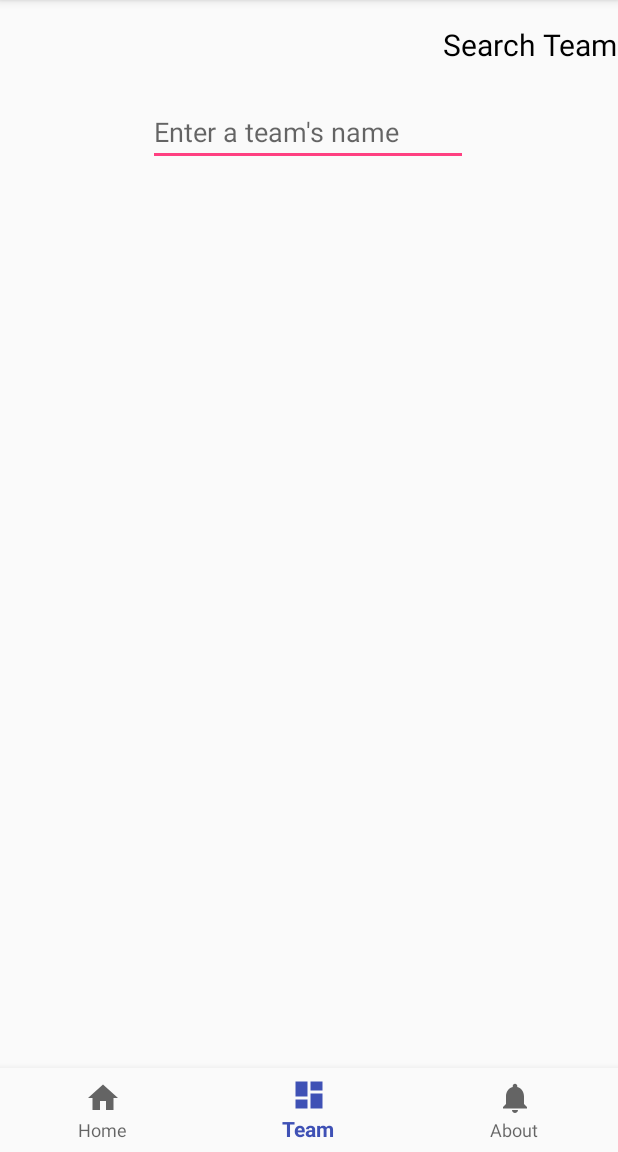
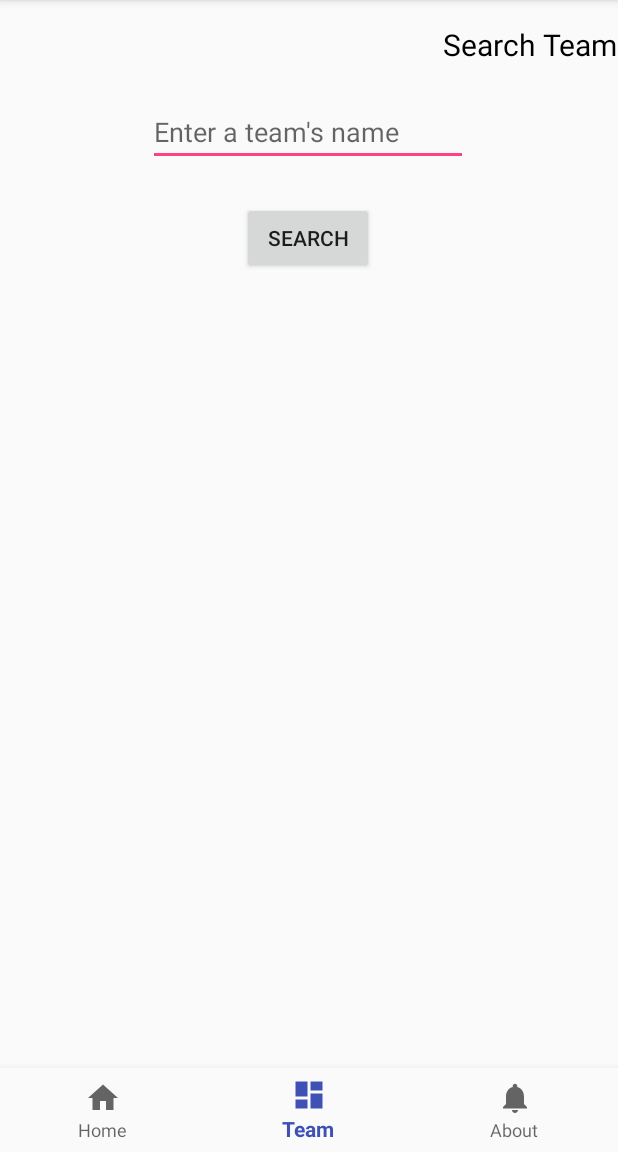
Before and after one commit to QiyuanXu6/FIFA-18-Assistant-android-app, an Android app: the screen it shows after launch (Main2Activity), item 2 of the bottom bar chosen, on a phone screen of 412 x 824 dp, the part 84-1236 px from its top. Run offline under Robolectric (Android 15) with nearby library versions, the phone set to English and light mode, and no system bars; our stand-ins replace Picasso; pictures from the network do not load.

Commit message:
minor changes

```diff
--- a/app/src/main/java/com/example/lizhao/myfirstapplication/Main2Activity.java
+++ b/app/src/main/java/com/example/lizhao/myfirstapplication/Main2Activity.java
@@ -15,6 +15,7 @@ import android.view.View;
 import android.widget.AdapterView;
 import android.widget.AdapterView.OnItemSelectedListener;
 import android.widget.ArrayAdapter;
+import android.widget.Button;
 import android.widget.EditText;
 
 import android.widget.ImageView;
@@ -68,6 +69,7 @@ public class Main2Activity extends AppCompatActivity implements OnItemSelectedLi
     private ImageView flag;
     private ImageView clublogo;
     private ListView listView;
+    private Button button;
 
     private PlayerData playerData;
     private TeamData teamData;
@@ -82,6 +84,7 @@ public class Main2Activity extends AppCompatActivity implements OnItemSelectedLi
                  *  When pressing home
                  */
                 case R.id.navigation_home:
+                    mTextMessage.setText(R.string.title_home);
                     teamInsert.setVisibility(View.INVISIBLE);
                     tvMainSelectedCate.setVisibility(View.VISIBLE);
                     tv2.setVisibility(View.VISIBLE);
@@ -92,7 +95,7 @@ public class Main2Activity extends AppCompatActivity implements OnItemSelectedLi
                     tou.setVisibility(View.VISIBLE);
                     flag.setVisibility(View.VISIBLE);
                     clublogo.setVisibility(View.VISIBLE);
-                    mTextMessage.setText(R.string.title_home);
+                    button.setVisibility(View.INVISIBLE);
                     playerSpinner.setVisibility(View.VISIBLE);
                     int currentPos = playerSpinner.getSelectedItemPosition();
                     tvMainSelectedCate.setText("Name: "
@@ -115,11 +118,10 @@ public class Main2Activity extends AppCompatActivity implements OnItemSelectedLi
                      *  When pressing team
                      */
                     case R.id.navigation_dashboard:
-                        //Intent intent = new Intent(Main2Activity.this, DisplayMessageActivity.class);
-                        //intent.putStringArrayListExtra("namelist", teamData.getNameList());
-                        //startActivity(intent);
+
                         mTextMessage.setText("Search Team");
                         teamInsert.setVisibility(View.VISIBLE);
+                        button.setVisibility(View.VISIBLE);
                         playerSpinner.setVisibility(View.INVISIBLE);
                         tvMainSelectedCate.setVisibility(View.INVISIBLE);
                         tv2.setVisibility(View.INVISIBLE);
@@ -148,6 +150,7 @@ public class Main2Activity extends AppCompatActivity implements OnItemSelectedLi
                         clublogo.setVisibility(View.VISIBLE);
                         mTextMessage.setText("About Us");
                         playerSpinner.setVisibility(View.INVISIBLE);
+                        button.setVisibility(View.INVISIBLE);
                         tvMainSelectedCate.setText("Zhao Li");
                         tv2.setText("Qiyuan Xu");
                         tv3.setText("Hai Cao");
@@ -186,10 +189,9 @@ public class Main2Activity extends AppCompatActivity implements OnItemSelectedLi
         flag = (ImageView) findViewById(R.id.flag);
         clublogo = (ImageView) findViewById(R.id.clublogo);
         teamInsert = (EditText) findViewById(R.id.teamInsert);
+        button = (Button) findViewById(R.id.button);
 
-        /*listView = new ListView(this);
-        listView.setAdapter(new ArrayAdapter<String>(this, android.R.layout.simple_expandable_list_item_1,playerData.getNameList()));
-        setContentView(listView);*/
+
 
         List<String[]> list = new ArrayList<String[]>();
         String next[] = {};
@@ -251,6 +253,13 @@ public class Main2Activity extends AppCompatActivity implements OnItemSelectedLi
 
     }
 
+    public void searchTeam(View view) {
+        // Do something in response to button
+        Intent intent = new Intent(Main2Activity.this, DisplayMessageActivity.class);
+        intent.putStringArrayListExtra("namelist", teamData.getNameList());
+        startActivity(intent);
+    }
+
     private ArrayList<String> getData(){
         ArrayList<String> data = new ArrayList<String>();
         data.add("测试数据1");
--- a/app/src/main/res/layout/activity_display_message.xml
+++ b/app/src/main/res/layout/activity_display_message.xml
@@ -21,8 +21,10 @@
     <ListView
         android:id="@+id/list_view"
         android:layout_width="match_parent"
-        android:layout_height="match_parent" >
-    </ListView>
+        android:layout_height="match_parent"
+        android:layout_marginTop="152dp"
+        app:layout_constraintRight_toRightOf="parent"
+        app:layout_constraintTop_toTopOf="parent"></ListView>
 
 
 </android.support.constraint.ConstraintLayout>
--- a/app/src/main/res/layout/activity_main2.xml
+++ b/app/src/main/res/layout/activity_main2.xml
@@ -150,5 +150,18 @@
         app:layout_constraintRight_toRightOf="parent"
         app:layout_constraintTop_toBottomOf="@+id/message" />
 
+    <Button
+        android:id="@+id/button"
+        android:layout_width="wrap_content"
+        android:layout_height="wrap_content"
+        android:layout_marginTop="24dp"
+        android:onClick="searchTeam"
+        android:text="Search"
+        android:visibility="invisible"
+        app:layout_constraintHorizontal_bias="0.498"
+        app:layout_constraintLeft_toLeftOf="parent"
+        app:layout_constraintRight_toRightOf="parent"
+        app:layout_constraintTop_toBottomOf="@+id/teamInsert" />
+
 
 </android.support.constraint.ConstraintLayout>
```
